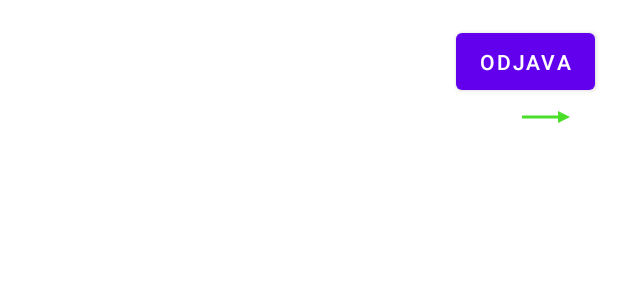
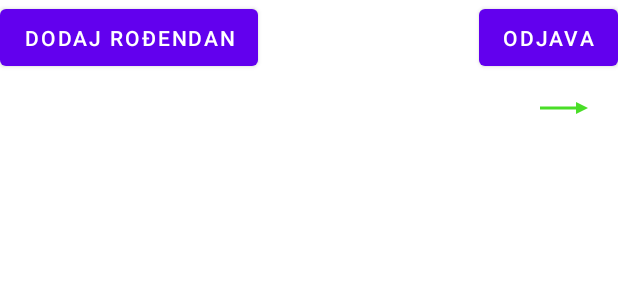
Before and after one commit to kriistina/BirthdayApp, an Android app: the layout activity_start.xml on its own in the app's theme, with its tools: preview values and no code run, on a phone screen of 412 x 824 dp. Shown: the top 300 px of the screen. Run offline under Robolectric (Android 15) with nearby library versions, the phone set to English and light mode, and no system bars.

Commit message:
Izrada korisnickog sucelja

```diff
--- a/app/src/main/res/layout/activity_start.xml
+++ b/app/src/main/res/layout/activity_start.xml
@@ -1,5 +1,3 @@
-<?xml version="1.0" encoding="utf-8"?>
-
 <ScrollView xmlns:android="http://schemas.android.com/apk/res/android"
     xmlns:app="http://schemas.android.com/apk/res-auto"
     xmlns:tools="http://schemas.android.com/tools"
@@ -7,33 +5,49 @@
     android:layout_height="match_parent"
     android:fillViewport="true">
 
-
     <androidx.constraintlayout.widget.ConstraintLayout
         android:layout_width="match_parent"
-        android:layout_height="match_parent">
-
-        <LinearLayout
-            android:layout_width="match_parent"
-            android:layout_height="match_parent"
-            android:orientation="vertical">
+        android:layout_height="wrap_content">
 
         <Button
             android:id="@+id/logoutBtn"
-                android:layout_width="wrap_content"
+            android:layout_width="0dp"
             android:layout_height="50dp"
-                android:layout_marginStart="304dp"
-                android:layout_marginTop="16dp"
+            android:text="Odjava"
             android:textColor="#FFFFFF"
-                android:text="Odjava" />
+            app:layout_constraintEnd_toEndOf="parent"
+            app:layout_constraintTop_toTopOf="parent"
+ />
 
         <ImageButton
             android:id="@+id/logoutBtn2"
             android:layout_width="wrap_content"
             android:layout_height="50dp"
-                android:layout_marginStart="340dp"
-                android:layout_marginTop="-10dp"
             android:background="@android:color/transparent"
-                app:srcCompat="@drawable/ic_odjava" />
-        </LinearLayout>
+            app:srcCompat="@drawable/ic_odjava"
+            app:layout_constraintEnd_toEndOf="parent"
+            app:layout_constraintTop_toBottomOf="@+id/logoutBtn"
+ />
+
+        <Button
+            android:id="@+id/addEventBtn"
+            android:layout_width="wrap_content"
+            android:layout_height="50dp"
+            android:text="Dodaj rođendan"
+            app:layout_constraintStart_toStartOf="parent"
+            app:layout_constraintTop_toTopOf="@+id/logoutBtn"
+ />
+
+        <ListView
+            android:id="@+id/rodjendaniListView"
+            android:layout_width="0dp"
+            android:layout_height="629dp"
+            android:layout_marginTop="1dp"
+            android:layout_marginBottom="1dp"
+            app:layout_constraintBottom_toBottomOf="parent"
+            app:layout_constraintEnd_toEndOf="parent"
+            app:layout_constraintStart_toStartOf="parent"
+            app:layout_constraintTop_toBottomOf="@+id/logoutBtn2" />
+
     </androidx.constraintlayout.widget.ConstraintLayout>
 </ScrollView>
```
Also changed, not shown: app/src/main/AndroidManifest.xml (+11 -0 lines), app/src/main/java/ba/sum/fpmoz/birthdayapp/MainActivity.java (+12 -2 lines), app/src/main/java/ba/sum/fpmoz/birthdayapp/StartActivity.java (+52 -0 lines). Lines whose indentation alone changed are shown as unchanged.
